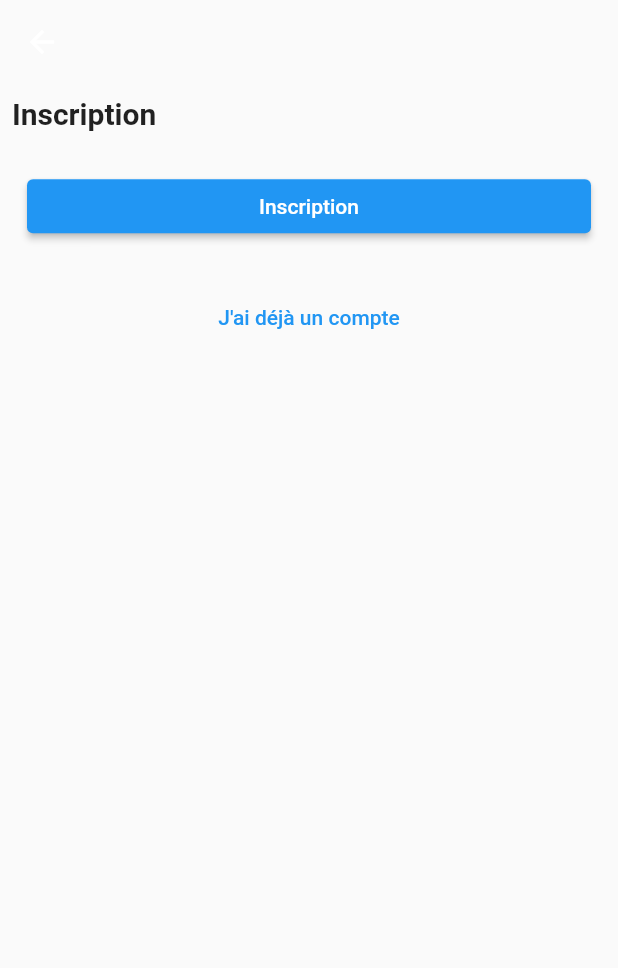
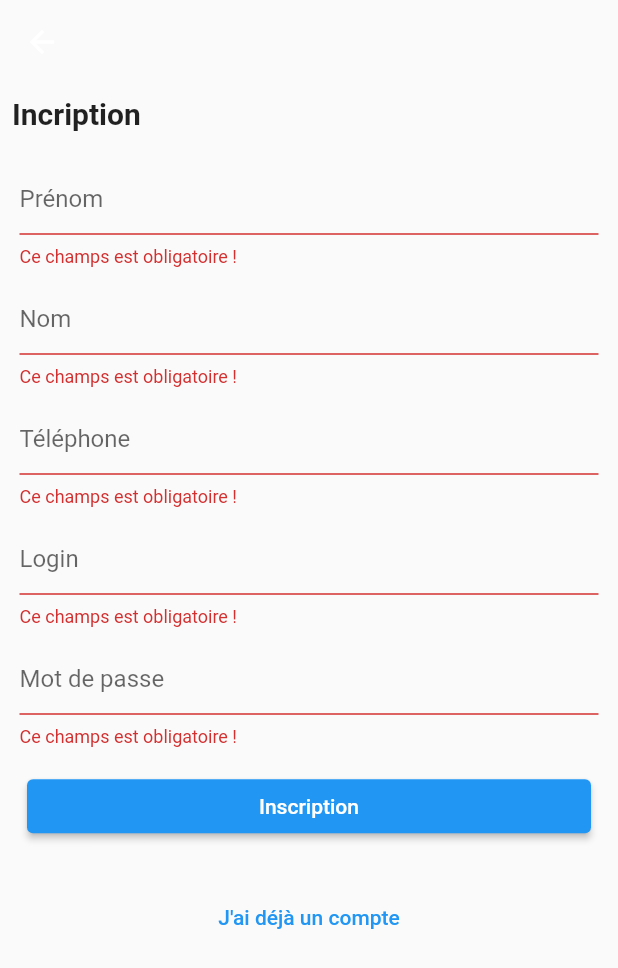
Before and after one commit to babstrap/covidhelper, a Flutter app: the SignupScreen screen opened by its route, after a tap on "Inscription", on a phone screen of 412 x 824 dp. Shown: the top 968 px of the screen. Run offline on Flutter 3.47's test engine with Material 2 defaults, Android fonts, the light colour scheme and no system bars; our stand-ins replace date_format, flutter_slidable, google_maps_flutter, modal_bottom_sheet, scroll_date_picker; missing offline and left inert: flutter_phone_direct_caller; accounts and stored records are empty.

Commit message:
Adding signup feat

```diff
--- a/lib/app.dart
+++ b/lib/app.dart
@@ -4,6 +4,7 @@ import 'package:covidhelper_mobile/viewmodel/home_model.dart';
 import 'package:covidhelper_mobile/viewmodel/login_model.dart';
 import 'package:covidhelper_mobile/viewmodel/map_model.dart';
 import 'package:covidhelper_mobile/viewmodel/rv_model.dart';
+import 'package:covidhelper_mobile/viewmodel/signup_model.dart';
 import 'package:covidhelper_mobile/viewmodel/structure_model.dart';
 import 'package:flutter/material.dart';
 import 'package:provider/provider.dart';
@@ -16,6 +17,7 @@ class App extends StatelessWidget {
     return MultiProvider(
       providers: [
         ChangeNotifierProvider(create: (context) => LoginModel()),
+        ChangeNotifierProvider(create: (context) => SignupModel()),
         ChangeNotifierProvider(create: (context) => HomeModel()),
         ChangeNotifierProvider(create: (context) => RvModel()),
         ChangeNotifierProvider(create: (context) => StructureModel()),
--- a/lib/view/signup_screen.dart
+++ b/lib/view/signup_screen.dart
@@ -1,9 +1,13 @@
 import 'package:covidhelper_mobile/generated_route.dart';
+import 'package:covidhelper_mobile/model/utils/networking.dart';
 import 'package:covidhelper_mobile/view/widget/button_widget.dart';
 import 'package:covidhelper_mobile/view/widget/textbutton_widget.dart';
 import 'package:covidhelper_mobile/view/widget/textview_widget.dart';
 import 'package:covidhelper_mobile/view/widget/title_widget.dart';
+import 'package:covidhelper_mobile/viewmodel/login_model.dart';
+import 'package:covidhelper_mobile/viewmodel/signup_model.dart';
 import 'package:flutter/material.dart';
+import 'package:provider/provider.dart';
 
 class SignupScreen extends StatelessWidget {
   const SignupScreen({Key? key}) : super(key: key);
@@ -17,21 +21,74 @@ class SignupScreen extends StatelessWidget {
       ),
       body: Padding(
         padding: const EdgeInsets.all(8.0),
-        child: Form(
+        child: Consumer<SignupModel>(builder: (context, signupModel, _) {
+          return Form(
+            key: signupModel.loginKey,
             child: ListView(
               children: [
                 TitleWidget(
-                title: "Inscription",
+                  title: "Incription",
                 ),
                 SizedBox(
                   height: MediaQuery.of(context).size.height / 50,
                 ),
-              // TextviewWidget(hintText: "Prénom"),
-              // TextviewWidget(hintText: "Nom"),
-              // TextviewWidget(hintText: "Login"),
-              // TextviewWidget(hintText: "Mot de passe"),
+                TextviewWidget(
+                    controller: signupModel.firstNameController,
+                    hintText: "Prénom",
+                    validator: (String? value) {
+                      if (value!.trim().isNotEmpty)
+                        return null;
+                      else
+                        return "Ce champs est obligatoire !";
+                    }),
+                TextviewWidget(
+                    controller: signupModel.lastNameController,
+                    hintText: "Nom",
+                    validator: (String? value) {
+                      if (value!.trim().isNotEmpty)
+                        return null;
+                      else
+                        return "Ce champs est obligatoire !";
+                    }),
+                TextviewWidget(
+                    controller: signupModel.phoneNumberController,
+                    hintText: "Téléphone",
+                    validator: (String? value) {
+                      if (value!.trim().isNotEmpty)
+                        return null;
+                      else
+                        return "Ce champs est obligatoire !";
+                    }),
+                TextviewWidget(
+                    controller: signupModel.loginController,
+                    hintText: "Login",
+                    validator: (String? value) {
+                      if (value!.trim().isNotEmpty)
+                        return null;
+                      else
+                        return "Ce champs est obligatoire !";
+                    }),
+                TextviewWidget(
+                    controller: signupModel.pwdController,
+                    hintText: "Mot de passe",
+                    validator: (String? value) {
+                      if (value!.trim().isNotEmpty)
+                        return null;
+                      else
+                        return "Ce champs est obligatoire !";
+                    }),
                 ButtonWidget(
-                btnAction: () {},
+                  btnAction: () async {
+                    if (signupModel.loginKey.currentState!.validate()) {
+                      await signupModel.signup();
+                      if (Networking.response == 201)
+                        Navigator.pushReplacementNamed(
+                            context, GeneratedRoutes.loginScreen);
+                      else // Message d'erreur
+                        print("Erreur de connexion");
+                    }
+                    // Navigator.pushNamed(context, GeneratedRoutes.homeScreen);
+                  },
                   btnText: "Inscription",
                 ),
                 SizedBox(
@@ -39,13 +96,15 @@ class SignupScreen extends StatelessWidget {
                 ),
                 TextButtonWidget(
                   btnAction: () {
-                  Navigator.pushNamed(context, GeneratedRoutes.loginScreen);
+                    Navigator.pushReplacementNamed(
+                        context, GeneratedRoutes.loginScreen);
                   },
                   btnText: "J'ai déjà un compte",
                 ),
               ],
             ),
-        ),
+          );
+        }),
       ),
     );
   }
--- /dev/null
+++ b/lib/viewmodel/signup_model.dart
@@ -0,0 +1,20 @@
+import 'package:covidhelper_mobile/model/user.dart';
+import 'package:covidhelper_mobile/model/utils/networking.dart';
+import 'package:flutter/material.dart';
+
+class SignupModel extends ChangeNotifier {
+  GlobalKey<FormState> loginKey = GlobalKey<FormState>();
+
+  TextEditingController firstNameController = new TextEditingController();
+  TextEditingController lastNameController = new TextEditingController();
+  TextEditingController phoneNumberController = new TextEditingController();
+  TextEditingController loginController = new TextEditingController();
+  TextEditingController pwdController = new TextEditingController();
+
+  static User? user;
+
+  signup() async {
+    await Networking.signup(firstNameController.text, lastNameController.text,
+        phoneNumberController.text, loginController.text, pwdController.text);
+  }
+}
--- a/pubspec.yaml
+++ b/pubspec.yaml
@@ -36,6 +36,7 @@ dependencies:
   flutter_phone_direct_caller: ^2.1.0
   scroll_date_picker: ^2.0.5
   google_maps_flutter: ^2.1.1
+  device_calendar: ^4.0.1
 
 dev_dependencies:
   flutter_test:
```
Also changed, not shown: lib/model/utils/networking.dart (+40 -2 lines), lib/view/add_rv_screen.dart (+17 -2 lines), pubspec.lock, 3 other files. Lines whose indentation alone changed are shown as unchanged.
